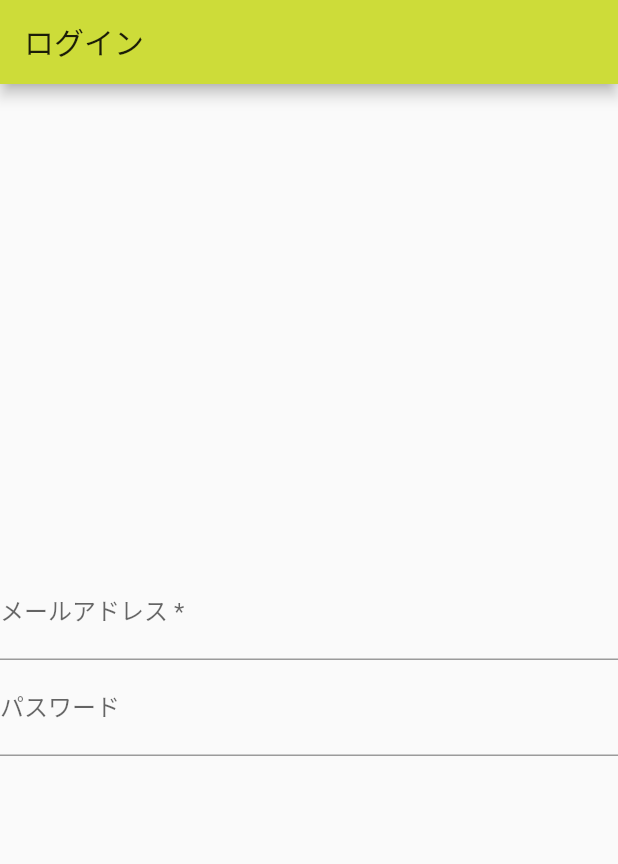
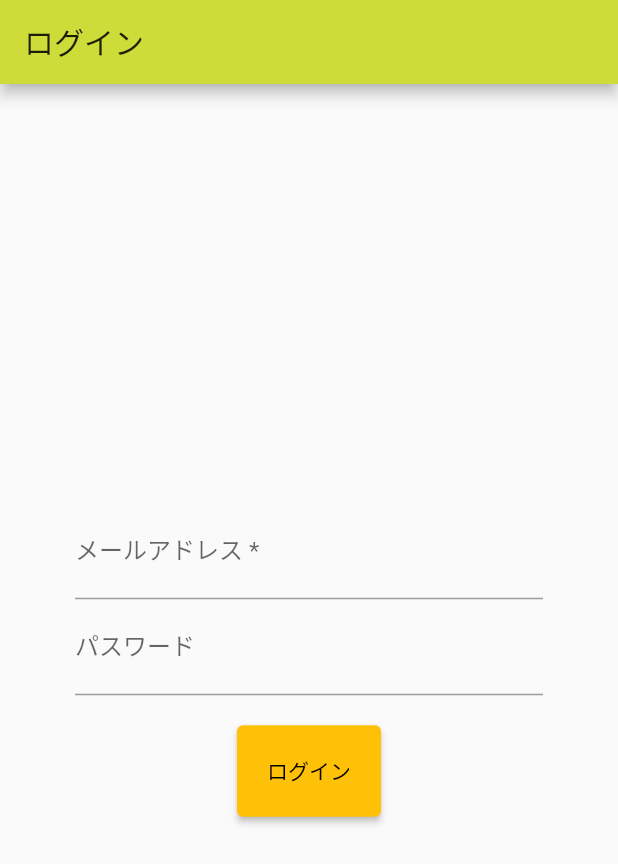
Before and after one commit to yotubarail/studyMeetingApp, a Flutter app: the screen it shows after launch, on a phone screen of 412 x 824 dp. Shown: the top 864 px of the screen. Run offline on Flutter 3.47's test engine with Material 2 defaults, Android fonts, the light colour scheme and no system bars.

Commit message:
パスワード入力欄にバリデーション設定&ログインボタン追加

```diff
--- a/lib/main.dart
+++ b/lib/main.dart
@@ -41,7 +41,9 @@ class _MyHomePageState extends State<MyHomePage> {
       ),
       body: Center(
         child: Form(
+          child: AutofillGroup(
             child: Container(
+              padding: const EdgeInsets.all(50.0),
               child: Column(
                 mainAxisAlignment: MainAxisAlignment.center,
                 children: <Widget>[
@@ -51,15 +53,28 @@ class _MyHomePageState extends State<MyHomePage> {
                       labelText: 'メールアドレス *',
                     ),
                     autovalidateMode: AutovalidateMode.onUserInteraction,
-                  validator: (value) => (!value!.contains('@')) ? 'メールアドレスを入力してください' : null,
+                    validator: (value) => (!value!.contains('@') || !value.contains('.')) ? 'メールアドレスを入力してください' : null,
                   ),
                   TextFormField(
                     decoration: const InputDecoration(
                       hintText: 'パスワードを入力してください',
                       labelText: 'パスワード'
                     ),
+                    autovalidateMode: AutovalidateMode.onUserInteraction,
+                    validator: (value) => (value!.isEmpty) ? 'パスワードを入力してください' : null,
+                    obscureText: true,
+                  ),
+                  Padding(padding: EdgeInsets.only(bottom: 20.0)),
+                  ElevatedButton(
+                      child: const Text('ログイン'),
+                      style: ElevatedButton.styleFrom(
+                        primary: Colors.amber,
+                        padding: EdgeInsets.all(20.0)
+                      ),
+                      onPressed: () {},
                   )
                 ],
+              ),
             ),
           ),
         ),
```
Lines whose indentation alone changed are shown as unchanged.
